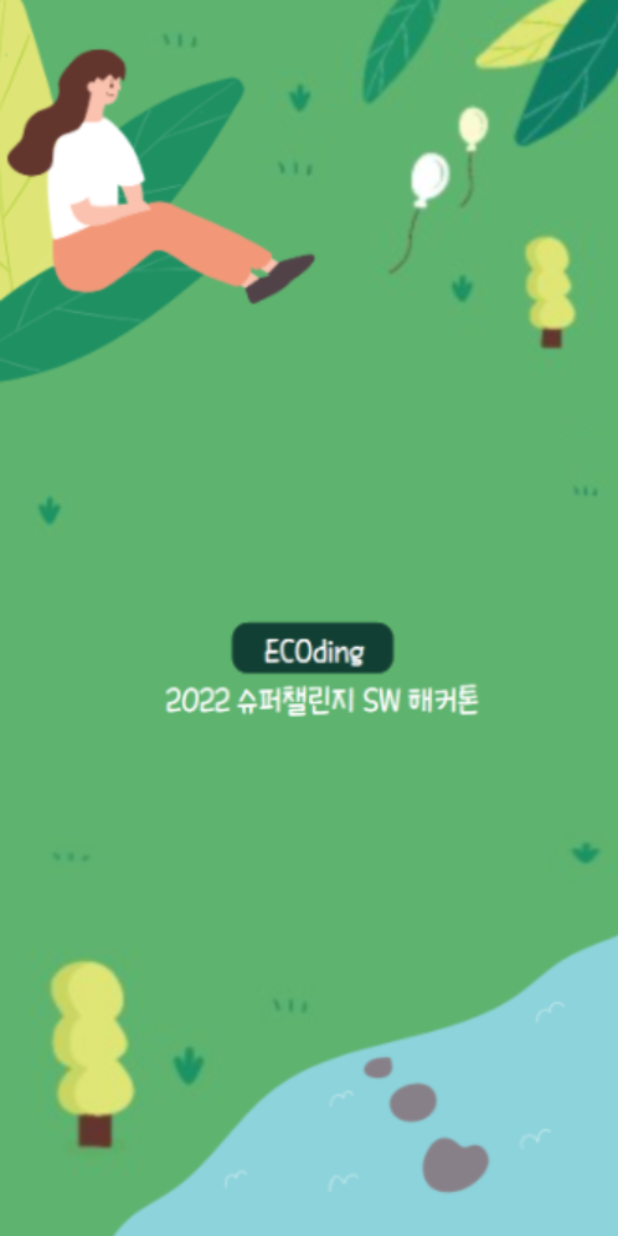
After one commit to minseokim0629/Hackerton_2022, an Android app: the IntroActivity screen opened directly, with no data from a screen before it, on a phone screen of 412 x 824 dp. The commit adds this screen. Run offline under Robolectric (Android 15) with nearby library versions, the phone set to English and light mode, and no system bars; network calls fail; 1 statement that could not run was skipped.

Commit message:
layout 수정

```diff
--- /dev/null
+++ b/app/src/main/java/com/example/qna/IntroActivity.java
@@ -0,0 +1,41 @@
+package com.example.qna;
+
+import androidx.appcompat.app.AppCompatActivity;
+
+import android.content.Intent;
+import android.os.Bundle;
+import android.os.Handler;
+
+//intro 화면
+public class IntroActivity extends AppCompatActivity {
+
+    Handler handler=new Handler();
+    Runnable r=new Runnable() {
+        @Override
+        public void run() {
+            Intent intent=new Intent(getApplicationContext(), LoginActivity.class);
+            startActivity(intent);
+            finish();
+        }
+    };
+
+    @Override
+    protected void onCreate(Bundle savedInstanceState) {
+        super.onCreate(savedInstanceState);
+        setContentView(R.layout.activity_intro);
+
+    }
+
+    protected void onResume() {
+        super.onResume();
+        // 다시 화면에 들어어왔을 때 예약 걸어주기
+        handler.postDelayed(r, 1500); // 1.5초 뒤에 Runnable 객체 수행
+    }
+
+    @Override
+    protected void onPause() {
+        super.onPause();
+        // 화면을 벗어나면, handler 에 예약해놓은 작업을 취소하자
+        handler.removeCallbacks(r); // 예약 취소
+    }
+}
--- a/app/src/main/res/drawable/ic_baseline_photo_camera_24.xml
+++ b/app/src/main/res/drawable/ic_baseline_photo_camera_24.xml
@@ -1,4 +1,4 @@
-<vector android:height="24dp" android:tint="#5FFC00"
+<vector android:height="24dp" android:tint="#5EB36F"
     android:viewportHeight="24" android:viewportWidth="24"
     android:width="24dp" xmlns:android="http://schemas.android.com/apk/res/android">
     <path android:fillColor="@android:color/white" android:pathData="M12,12m-3.2,0a3.2,3.2 0,1 1,6.4 0a3.2,3.2 0,1 1,-6.4 0"/>
--- a/app/src/main/res/drawable/ic_baseline_store_24_green.xml
+++ b/app/src/main/res/drawable/ic_baseline_store_24_green.xml
@@ -1,6 +1,5 @@
-<vector android:height="24dp" android:tint="#7CFF6F"
+<vector android:height="24dp" android:tint="#5EB36F"
     android:viewportHeight="24" android:viewportWidth="24"
     android:width="24dp" xmlns:android="http://schemas.android.com/apk/res/android">
-    <path android:fillColor="@android:color/white"
-        android:pathData="M20,4L4,4v2h16L20,4zM21,14v-2l-1,-5L4,7l-1,5v2h1v6h10v-6h4v6h2v-6h1zM12,18L6,18v-4h6v4z"/>
+    <path android:fillColor="@android:color/white" android:pathData="M20,4L4,4v2h16L20,4zM21,14v-2l-1,-5L4,7l-1,5v2h1v6h10v-6h4v6h2v-6h1zM12,18L6,18v-4h6v4z"/>
 </vector>
--- a/app/src/main/res/layout/activity_camera.xml
+++ b/app/src/main/res/layout/activity_camera.xml
@@ -5,6 +5,7 @@
     android:id="@+id/drawer_layout"
     android:layout_width="match_parent"
     android:layout_height="match_parent"
+    android:background="@color/white"
     tools:context=".CameraActivity">
 
     <LinearLayout
@@ -85,10 +86,11 @@
         android:orientation="horizontal">
 
         <Button
-            android:background="#BFFF74"
+            android:background="#5EB36F"
             android:id="@+id/btn_capture"
             android:layout_width="match_parent"
             android:layout_height="wrap_content"
+            android:textStyle="bold"
             android:text="촬영" />
     </LinearLayout>
 
--- a/app/src/main/res/layout/activity_category.xml
+++ b/app/src/main/res/layout/activity_category.xml
@@ -5,6 +5,7 @@
     android:id="@+id/drawer_layout"
     android:layout_width="match_parent"
     android:layout_height="match_parent"
+    android:background="@color/white"
     tools:context=".CategoryActivity">
 
 
--- a/app/src/main/res/layout/activity_detail.xml
+++ b/app/src/main/res/layout/activity_detail.xml
@@ -3,6 +3,7 @@
     android:layout_width="match_parent"
     android:padding="16dp"
     android:layout_height="match_parent"
+    android:background="@color/white"
     android:orientation="vertical">
 
     <Button
--- /dev/null
+++ b/app/src/main/res/layout/activity_intro.xml
@@ -0,0 +1,16 @@
+<?xml version="1.0" encoding="utf-8"?>
+<androidx.constraintlayout.widget.ConstraintLayout xmlns:android="http://schemas.android.com/apk/res/android"
+    xmlns:app="http://schemas.android.com/apk/res-auto"
+    xmlns:tools="http://schemas.android.com/tools"
+    android:layout_width="match_parent"
+    android:layout_height="match_parent"
+    android:background="@color/white"
+    tools:context=".IntroActivity">
+
+    <ImageView
+        android:layout_width="match_parent"
+        android:layout_height="match_parent"
+        android:src="@drawable/intro"
+        android:scaleType="fitXY"
+        ></ImageView>
+</androidx.constraintlayout.widget.ConstraintLayout>
--- a/app/src/main/res/layout/activity_list.xml
+++ b/app/src/main/res/layout/activity_list.xml
@@ -5,6 +5,7 @@
     android:id="@+id/drawer_layout"
     android:layout_width="match_parent"
     android:layout_height="match_parent"
+    android:background="@color/white"
     tools:context=".ListActivity">
     <LinearLayout
         android:layout_width="match_parent"
--- a/app/src/main/res/layout/activity_login.xml
+++ b/app/src/main/res/layout/activity_login.xml
@@ -4,6 +4,7 @@
     xmlns:tools="http://schemas.android.com/tools"
     android:layout_width="match_parent"
     android:layout_height="match_parent"
+    android:background="@color/white"
     tools:context=".LoginActivity">
 
 
--- a/app/src/main/res/layout/activity_main.xml
+++ b/app/src/main/res/layout/activity_main.xml
@@ -6,6 +6,7 @@
     android:layout_width="match_parent"
     android:layout_height="match_parent"
     android:orientation="vertical"
+    android:background="@color/white"
     tools:context=".MainActivity">
 
     <RelativeLayout
--- a/app/src/main/res/layout/activity_mywriting.xml
+++ b/app/src/main/res/layout/activity_mywriting.xml
@@ -5,6 +5,7 @@
     android:id="@+id/drawer_layout"
     android:layout_width="match_parent"
     android:layout_height="match_parent"
+    android:background="@color/white"
     tools:context=".MywritingActivity">
     <LinearLayout
         android:layout_width="match_parent"
--- a/app/src/main/res/layout/activity_register.xml
+++ b/app/src/main/res/layout/activity_register.xml
@@ -4,6 +4,7 @@
     xmlns:tools="http://schemas.android.com/tools"
     android:layout_width="match_parent"
     android:layout_height="match_parent"
+    android:background="@color/white"
     tools:context=".RegisterActivity">
 
         <EditText
--- a/app/src/main/res/layout/activity_write.xml
+++ b/app/src/main/res/layout/activity_write.xml
@@ -5,6 +5,7 @@
     android:id="@+id/drawer_layout"
     android:layout_width="match_parent"
     android:layout_height="match_parent"
+    android:background="@color/white"
     tools:context=".MainActivity">
 
     <LinearLayout
```
Also changed, not shown: app/src/main/AndroidManifest.xml (+9 -5 lines), app/src/main/res/layout/activity_bookmark.xml (+27 -22 lines), app/src/main/res/layout/activity_my.xml (+6 -6 lines), app/src/main/res/drawable/intro.png (added), 1 other file.
